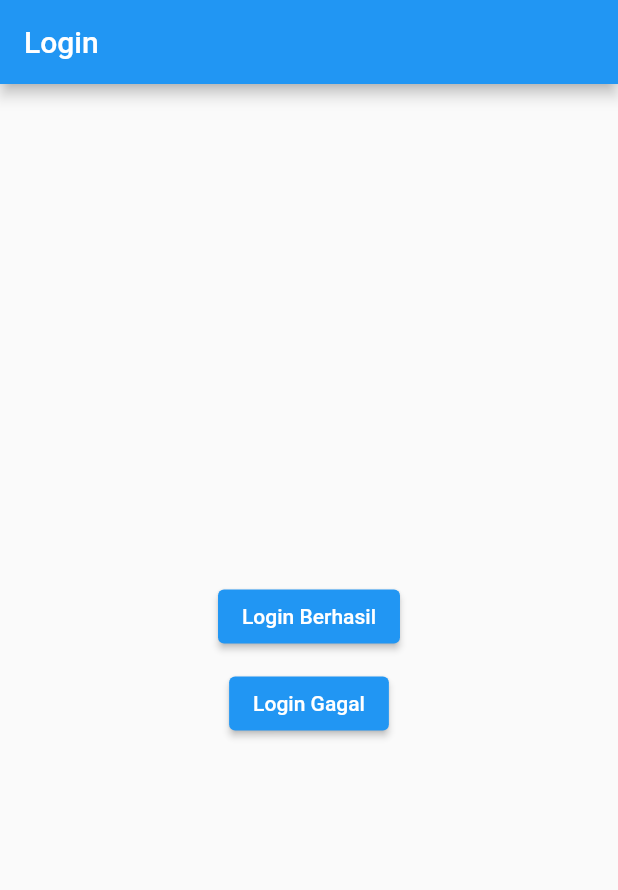
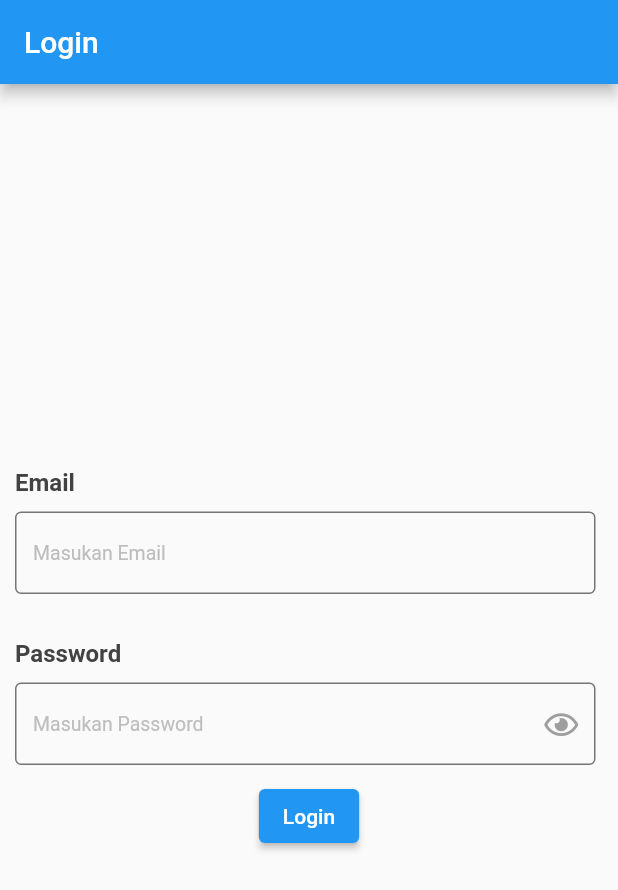
Before and after one commit to jabardigitalservice/clean-tdd-flutter, a Flutter app: the screen it shows after launch, on a phone screen of 412 x 824 dp. Shown: the top 890 px of the screen. Run offline on Flutter 3.47's test engine with Material 2 defaults, Android fonts, the light colour scheme and no system bars; our stand-ins replace bloc, dartz, equatable, flutter_bloc, font_awesome_flutter, get_it and 2 more; missing offline and left inert: data_connection_checker_tv.

Commit message:
Added Login UI

```diff
--- /dev/null
+++ b/lib/core/component/BuildTextField.dart
@@ -0,0 +1,148 @@
+import 'package:flutter/material.dart';
+import 'package:flutter/services.dart';
+import 'package:font_awesome_flutter/font_awesome_flutter.dart';
+
+// ignore: must_be_immutable
+class BuildTextField extends StatefulWidget {
+  final String title;
+  final String hintText;
+  final TextEditingController controller;
+  final String? Function(String?)? validation;
+  final TextInputType? textInputType;
+  final TextStyle? textStyle;
+  final bool? isEdit;
+  final int? maxLines;
+  final bool? qrIcon;
+  final TextCapitalization? textCapitalization;
+  bool? obsecureText;
+  final String? descriptionText;
+  final double? roundedBorder;
+
+  /// @params
+  /// * [title] type String must not be null.
+  /// * [hintText] type String must not be null.
+  /// * [controller] type from class TextEditingController must not be null.
+  /// * [validation] type from class Validation.
+  /// * [textInputType] type from class TextInputType.
+  /// * [textStyle] type from class TextStyle.
+  /// * [isEdit] type bool.
+  BuildTextField(
+      {Key? key,
+      required this.title,
+      required this.hintText,
+      required this.controller,
+      this.validation,
+      this.textInputType,
+      this.textStyle,
+      this.isEdit,
+      this.maxLines,
+      this.qrIcon = false,
+      this.textCapitalization = TextCapitalization.characters,
+      this.obsecureText = false,
+      this.descriptionText,
+      this.roundedBorder})
+      : super(key: key);
+
+  @override
+  _BuildTextFieldState createState() => _BuildTextFieldState();
+}
+
+class _BuildTextFieldState extends State<BuildTextField> {
+  @override
+  Widget build(BuildContext context) {
+    return Container(
+        child: Column(
+            crossAxisAlignment: CrossAxisAlignment.start,
+            children: <Widget>[
+          Row(
+            children: <Widget>[
+              widget.title.isEmpty
+                  ? Container()
+                  : Text(
+                      widget.title,
+                      style: TextStyle(
+                        fontSize: 16,
+                        color: Colors.grey[800],
+                        fontWeight: FontWeight.w700,
+                      ),
+                    ),
+            ],
+          ),
+          const SizedBox(
+            height: 10,
+          ),
+          Row(
+            children: <Widget>[
+              Expanded(
+                child: TextFormField(
+                  maxLines: widget.maxLines != null ? widget.maxLines : 1,
+                  style: widget.isEdit!
+                      ? TextStyle(color: Colors.black, fontSize: 13)
+                      : TextStyle(color: Color(0xffBDBDBD), fontSize: 13),
+                  enabled: widget.isEdit,
+                  validator: widget.validation,
+                  textCapitalization: widget.textCapitalization!,
+                  obscureText: widget.obsecureText!,
+                  controller: widget.controller,
+                  decoration: InputDecoration(
+                      suffixIcon: widget.title == 'Password'
+                          ? IconButton(
+                              icon: (Icon(
+                                widget.obsecureText!
+                                    ? FontAwesomeIcons.eye
+                                    : FontAwesomeIcons.eyeSlash,
+                                color: Colors.grey,
+                                size: 20,
+                              )),
+                              onPressed: () {
+                                setState(() {
+                                  widget.obsecureText = !widget.obsecureText!;
+                                });
+                              })
+                          : null,
+                      hintText: widget.hintText,
+                      hintStyle:
+                          TextStyle(color: Colors.grey[400], fontSize: 13),
+                      enabledBorder: OutlineInputBorder(
+                          borderRadius:
+                              BorderRadius.circular(widget.roundedBorder!),
+                          borderSide:
+                              BorderSide(color: Colors.grey[600]!, width: 1)),
+                      disabledBorder: OutlineInputBorder(
+                          borderRadius:
+                              BorderRadius.circular(widget.roundedBorder!),
+                          borderSide:
+                              BorderSide(color: Colors.grey[600]!, width: 1)),
+                      border: OutlineInputBorder(
+                          borderRadius:
+                              BorderRadius.circular(widget.roundedBorder!),
+                          borderSide:
+                              BorderSide(color: Colors.grey[600]!, width: 1))),
+                  keyboardType: widget.textInputType != null
+                      ? widget.textInputType
+                      : TextInputType.text,
+                ),
+              ),
+              const SizedBox(
+                width: 5,
+              ),
+              widget.descriptionText != null
+                  ? const SizedBox(
+                      height: 10,
+                    )
+                  : Container(),
+              widget.descriptionText != null
+                  ? Text(
+                      widget.descriptionText.toString(),
+                      style: TextStyle(
+                        fontSize: 13,
+                        color: Colors.grey[600],
+                        fontWeight: FontWeight.w400,
+                      ),
+                    )
+                  : Container(),
+            ],
+          ),
+        ]));
+  }
+}
--- /dev/null
+++ b/lib/core/util/Validations.dart
@@ -0,0 +1,11 @@
+class Validations {
+  static String? usernameValidation(String? val) {
+    if (val!.isEmpty) return 'Email Salah';
+    return null;
+  }
+
+  static String? passwordValidation(String? val) {
+    if (val!.isEmpty) return 'Password Salah';
+    return null;
+  }
+}
--- a/lib/features/login/presentation/pages/LoginScreen.dart
+++ b/lib/features/login/presentation/pages/LoginScreen.dart
@@ -1,4 +1,6 @@
+import 'package:clean_tdd_flutter/core/component/BuildTextField.dart';
 import 'package:clean_tdd_flutter/core/component/DialogTextOnly.dart';
+import 'package:clean_tdd_flutter/core/util/Validations.dart';
 import 'package:clean_tdd_flutter/features/content/presentation/pages/ContentScreen.dart';
 import 'package:clean_tdd_flutter/features/login/presentation/bloc/Bloc.dart';
 import 'package:flutter/material.dart';
@@ -7,7 +9,16 @@ import 'package:clean_tdd_flutter/features/login/presentation/bloc/Bloc.dart';
 
 import '../../../../injection_container.dart';
 
-class LoginPage extends StatelessWidget {
+class LoginPage extends StatefulWidget {
+  @override
+  _LoginPageState createState() => _LoginPageState();
+}
+
+class _LoginPageState extends State<LoginPage> {
+  TextEditingController _emailController = TextEditingController();
+  TextEditingController _passwordController = TextEditingController();
+  final GlobalKey<FormState> _formKey = GlobalKey<FormState>();
+
   @override
   Widget build(BuildContext context) {
     return BlocProvider<LoginBloc>(
@@ -51,28 +62,49 @@ class LoginPage extends StatelessWidget {
               if (state is LoginLoading) {
                 return Center(child: CircularProgressIndicator());
               }
-              return Column(
+              return Padding(
+                padding: const EdgeInsets.all(10.0),
+                child: Form(
+                  key: _formKey,
+                  child: Column(
                     mainAxisAlignment: MainAxisAlignment.center,
                     children: [
-                  Center(
-                    child: ElevatedButton(
-                        onPressed: () {
-                          BlocProvider.of<LoginBloc>(context).add(LoadLogin(
-                              email: 'jaluowen@email.com',
-                              password: 'jalu123'));
-                        },
-                        child: Text('Login Berhasil')),
+                      BuildTextField(
+                          title: 'Email',
+                          roundedBorder: 4,
+                          controller: _emailController,
+                          hintText: "Masukan Email",
+                          isEdit: true,
+                          validation: Validations.usernameValidation,
+                          textInputType: TextInputType.text),
+                      SizedBox(
+                        height: 30,
                       ),
+                      BuildTextField(
+                          title: 'Password',
+                          roundedBorder: 4,
+                          controller: _passwordController,
+                          obsecureText: true,
+                          hintText: "Masukan Password",
+                          isEdit: true,
+                          validation: Validations.passwordValidation,
+                          textInputType: TextInputType.text),
                       SizedBox(
                         height: 10,
                       ),
                       ElevatedButton(
                           onPressed: () {
+                            if (_formKey.currentState!.validate()) {
+                              FocusScope.of(context).unfocus();
                               BlocProvider.of<LoginBloc>(context).add(LoadLogin(
-                            email: 'jaluowen@emasil.com', password: 'jalu123'));
+                                  email: _emailController.text,
+                                  password: _passwordController.text));
+                            }
                           },
-                      child: Text('Login Gagal')),
+                          child: Text('Login')),
                     ],
+                  ),
+                ),
               );
             },
           ),
--- a/pubspec.yaml
+++ b/pubspec.yaml
@@ -36,6 +36,7 @@ dependencies:
   dartz: ^0.10.0-nullsafety.2
   get_it: ^7.2.0
   graphql_flutter: ^5.0.0
+  font_awesome_flutter: ^9.1.0
 
 dev_dependencies:
   flutter_test:
```
Also changed, not shown: pubspec.lock. Lines whose indentation alone changed are shown as unchanged.
